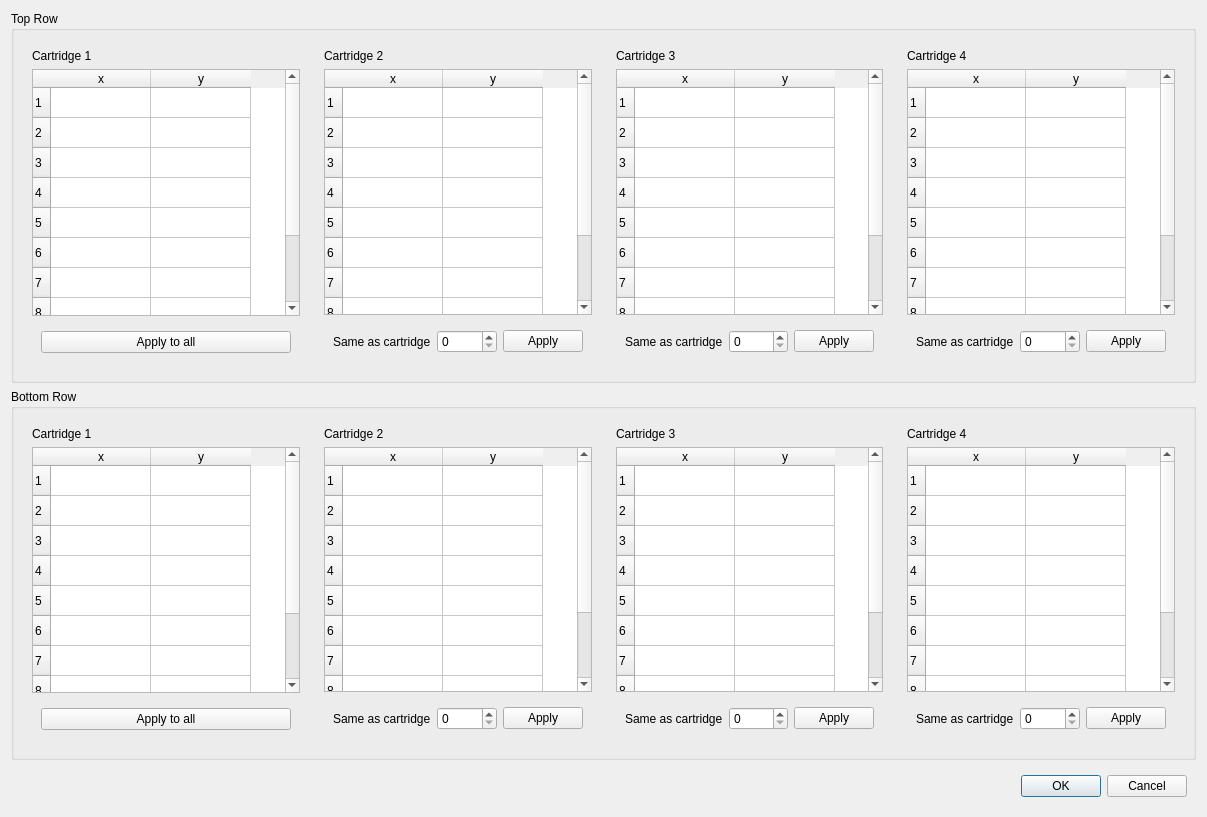
Qt form nicos_ess/loki/gui/ui_files/sample_changers/thermo_cell_holder_positions.ui (jfkcooper/nicos) before a commit.
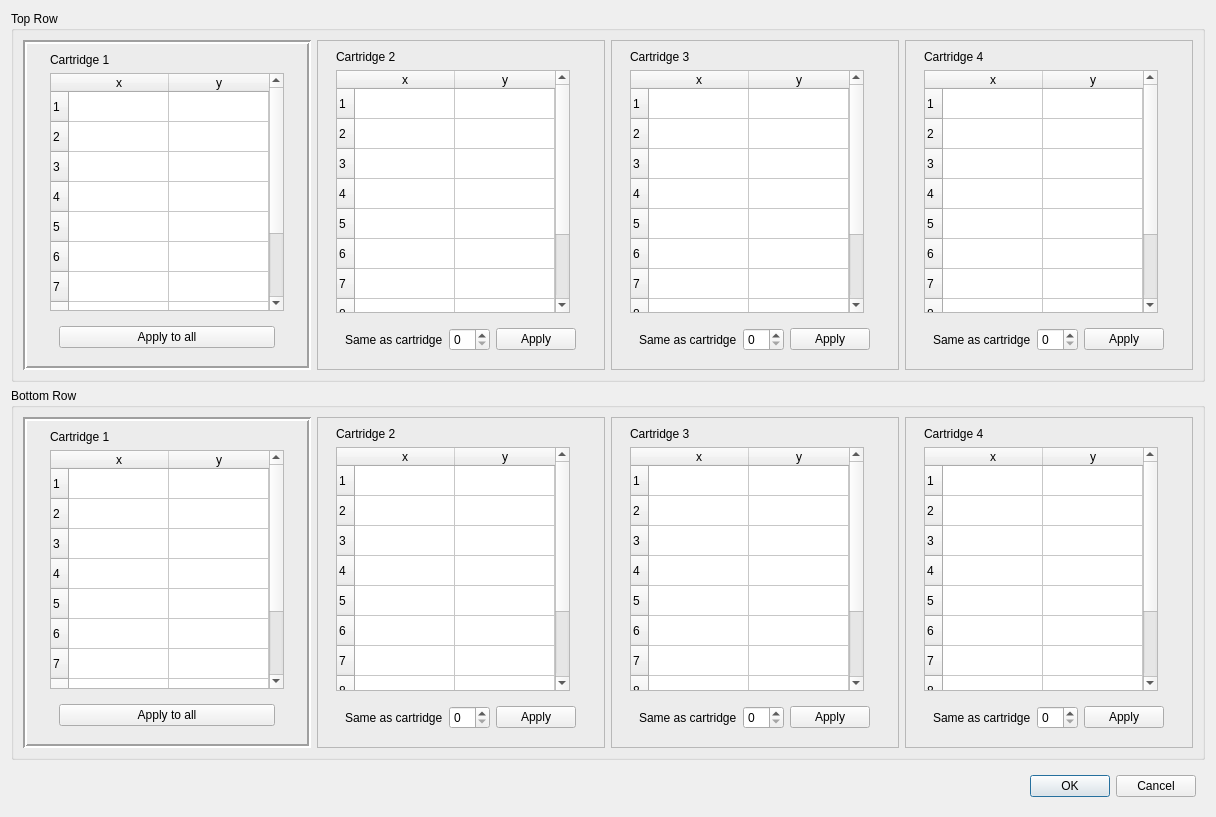
The same form after that commit.

Diff of the .ui file:
```diff
--- a/nicos_ess/loki/gui/ui_files/sample_changers/thermo_cell_holder_positions.ui
+++ b/nicos_ess/loki/gui/ui_files/sample_changers/thermo_cell_holder_positions.ui
@@ -6,7 +6,7 @@
    <rect>
     <x>0</x>
     <y>0</y>
-    <width>1207</width>
+    <width>1216</width>
     <height>817</height>
    </rect>
   </property>
@@ -26,20 +26,56 @@
       <item row="0" column="0">
        <widget class="QFrame" name="frame_2">
         <property name="frameShape">
-         <enum>QFrame::NoFrame</enum>
+         <enum>QFrame::Box</enum>
         </property>
         <property name="frameShadow">
-         <enum>QFrame::Raised</enum>
+         <enum>QFrame::Sunken</enum>
+        </property>
+        <property name="lineWidth">
+         <number>2</number>
         </property>
         <layout class="QGridLayout" name="gridLayout_2">
          <item row="1" column="0">
           <widget class="QTableWidget" name="tableWidget">
+           <property name="sizePolicy">
+            <sizepolicy hsizetype="Fixed" vsizetype="Expanding">
+             <horstretch>0</horstretch>
+             <verstretch>0</verstretch>
+            </sizepolicy>
+           </property>
+           <property name="midLineWidth">
+            <number>0</number>
+           </property>
+           <property name="verticalScrollBarPolicy">
+            <enum>Qt::ScrollBarAsNeeded</enum>
+           </property>
+           <property name="horizontalScrollBarPolicy">
+            <enum>Qt::ScrollBarAlwaysOff</enum>
+           </property>
+           <property name="sizeAdjustPolicy">
+            <enum>QAbstractScrollArea::AdjustToContents</enum>
+           </property>
+           <property name="showGrid">
+            <bool>true</bool>
+           </property>
+           <property name="sortingEnabled">
+            <bool>false</bool>
+           </property>
+           <property name="cornerButtonEnabled">
+            <bool>false</bool>
+           </property>
            <property name="rowCount">
             <number>10</number>
            </property>
            <property name="columnCount">
             <number>2</number>
            </property>
+           <attribute name="horizontalHeaderCascadingSectionResizes">
+            <bool>false</bool>
+           </attribute>
+           <attribute name="horizontalHeaderStretchLastSection">
+            <bool>false</bool>
+           </attribute>
            <row/>
            <row/>
            <row/>
@@ -94,10 +130,10 @@
       <item row="0" column="3">
        <widget class="QFrame" name="frame_5">
         <property name="frameShape">
-         <enum>QFrame::NoFrame</enum>
+         <enum>QFrame::StyledPanel</enum>
         </property>
         <property name="frameShadow">
-         <enum>QFrame::Raised</enum>
+         <enum>QFrame::Sunken</enum>
         </property>
         <layout class="QGridLayout" name="gridLayout_5">
          <item row="2" column="0">
@@ -131,6 +167,24 @@
          </item>
          <item row="1" column="0">
           <widget class="QTableWidget" name="tableWidget_4">
+           <property name="sizePolicy">
+            <sizepolicy hsizetype="Fixed" vsizetype="Expanding">
+             <horstretch>0</horstretch>
+             <verstretch>0</verstretch>
+            </sizepolicy>
+           </property>
+           <property name="verticalScrollBarPolicy">
+            <enum>Qt::ScrollBarAsNeeded</enum>
+           </property>
+           <property name="horizontalScrollBarPolicy">
+            <enum>Qt::ScrollBarAlwaysOff</enum>
+           </property>
+           <property name="sizeAdjustPolicy">
+            <enum>QAbstractScrollArea::AdjustToContents</enum>
+           </property>
+           <property name="cornerButtonEnabled">
+            <bool>false</bool>
+           </property>
            <property name="rowCount">
             <number>10</number>
            </property>
@@ -172,10 +226,10 @@
       <item row="0" column="1">
        <widget class="QFrame" name="frame_3">
         <property name="frameShape">
-         <enum>QFrame::NoFrame</enum>
+         <enum>QFrame::StyledPanel</enum>
         </property>
         <property name="frameShadow">
-         <enum>QFrame::Raised</enum>
+         <enum>QFrame::Sunken</enum>
         </property>
         <layout class="QGridLayout" name="gridLayout_3">
          <item row="2" column="0">
@@ -209,6 +263,27 @@
          </item>
          <item row="1" column="0">
           <widget class="QTableWidget" name="tableWidget_2">
+           <property name="sizePolicy">
+            <sizepolicy hsizetype="Fixed" vsizetype="Expanding">
+             <horstretch>0</horstretch>
+             <verstretch>0</verstretch>
+            </sizepolicy>
+           </property>
+           <property name="verticalScrollBarPolicy">
+            <enum>Qt::ScrollBarAsNeeded</enum>
+           </property>
+           <property name="horizontalScrollBarPolicy">
+            <enum>Qt::ScrollBarAlwaysOff</enum>
+           </property>
+           <property name="sizeAdjustPolicy">
+            <enum>QAbstractScrollArea::AdjustToContents</enum>
+           </property>
+           <property name="gridStyle">
+            <enum>Qt::SolidLine</enum>
+           </property>
+           <property name="cornerButtonEnabled">
+            <bool>false</bool>
+           </property>
            <property name="rowCount">
             <number>10</number>
            </property>
@@ -250,14 +325,32 @@
       <item row="0" column="2">
        <widget class="QFrame" name="frame_4">
         <property name="frameShape">
-         <enum>QFrame::NoFrame</enum>
+         <enum>QFrame::StyledPanel</enum>
         </property>
         <property name="frameShadow">
-         <enum>QFrame::Raised</enum>
+         <enum>QFrame::Sunken</enum>
         </property>
         <layout class="QGridLayout" name="gridLayout_4">
          <item row="1" column="0">
           <widget class="QTableWidget" name="tableWidget_3">
+           <property name="sizePolicy">
+            <sizepolicy hsizetype="Fixed" vsizetype="Expanding">
+             <horstretch>0</horstretch>
+             <verstretch>0</verstretch>
+            </sizepolicy>
+           </property>
+           <property name="verticalScrollBarPolicy">
+            <enum>Qt::ScrollBarAsNeeded</enum>
+           </property>
+           <property name="horizontalScrollBarPolicy">
+            <enum>Qt::ScrollBarAlwaysOff</enum>
+           </property>
+           <property name="sizeAdjustPolicy">
+            <enum>QAbstractScrollArea::AdjustToContents</enum>
+           </property>
+           <property name="cornerButtonEnabled">
+            <bool>false</bool>
+           </property>
            <property name="rowCount">
             <number>10</number>
            </property>
@@ -340,14 +433,32 @@
       <item row="0" column="1">
        <widget class="QFrame" name="frame_22">
         <property name="frameShape">
-         <enum>QFrame::NoFrame</enum>
+         <enum>QFrame::StyledPanel</enum>
         </property>
         <property name="frameShadow">
-         <enum>QFrame::Raised</enum>
+         <enum>QFrame::Sunken</enum>
         </property>
         <layout class="QGridLayout" name="gridLayout_25">
          <item row="1" column="0">
           <widget class="QTableWidget" name="tableWidget_14">
+           <property name="sizePolicy">
+            <sizepolicy hsizetype="Fixed" vsizetype="Expanding">
+             <horstretch>0</horstretch>
+             <verstretch>0</verstretch>
+            </sizepolicy>
+           </property>
+           <property name="verticalScrollBarPolicy">
+            <enum>Qt::ScrollBarAsNeeded</enum>
+           </property>
+           <property name="horizontalScrollBarPolicy">
+            <enum>Qt::ScrollBarAlwaysOff</enum>
+           </property>
+           <property name="sizeAdjustPolicy">
+            <enum>QAbstractScrollArea::AdjustToContents</enum>
+           </property>
+           <property name="cornerButtonEnabled">
+            <bool>false</bool>
+           </property>
            <property name="rowCount">
             <number>10</number>
            </property>
@@ -418,10 +529,13 @@
       <item row="0" column="0">
        <widget class="QFrame" name="frame_20">
         <property name="frameShape">
-         <enum>QFrame::NoFrame</enum>
+         <enum>QFrame::Box</enum>
         </property>
         <property name="frameShadow">
-         <enum>QFrame::Raised</enum>
+         <enum>QFrame::Sunken</enum>
+        </property>
+        <property name="lineWidth">
+         <number>2</number>
         </property>
         <layout class="QGridLayout" name="gridLayout_23">
          <item row="0" column="0">
@@ -433,6 +547,24 @@
          </item>
          <item row="1" column="0">
           <widget class="QTableWidget" name="tableWidget_13">
+           <property name="sizePolicy">
+            <sizepolicy hsizetype="Fixed" vsizetype="Expanding">
+             <horstretch>0</horstretch>
+             <verstretch>0</verstretch>
+            </sizepolicy>
+           </property>
+           <property name="verticalScrollBarPolicy">
+            <enum>Qt::ScrollBarAsNeeded</enum>
+           </property>
+           <property name="horizontalScrollBarPolicy">
+            <enum>Qt::ScrollBarAlwaysOff</enum>
+           </property>
+           <property name="sizeAdjustPolicy">
+            <enum>QAbstractScrollArea::AdjustToContents</enum>
+           </property>
+           <property name="cornerButtonEnabled">
+            <bool>false</bool>
+           </property>
            <property name="rowCount">
             <number>10</number>
            </property>
@@ -486,10 +618,10 @@
       <item row="0" column="2">
        <widget class="QFrame" name="frame_24">
         <property name="frameShape">
-         <enum>QFrame::NoFrame</enum>
+         <enum>QFrame::StyledPanel</enum>
         </property>
         <property name="frameShadow">
-         <enum>QFrame::Raised</enum>
+         <enum>QFrame::Sunken</enum>
         </property>
         <layout class="QGridLayout" name="gridLayout_27">
          <item row="0" column="0">
@@ -501,6 +633,27 @@
          </item>
          <item row="1" column="0">
           <widget class="QTableWidget" name="tableWidget_15">
+           <property name="sizePolicy">
+            <sizepolicy hsizetype="Fixed" vsizetype="Expanding">
+             <horstretch>0</horstretch>
+             <verstretch>0</verstretch>
+            </sizepolicy>
+           </property>
+           <property name="verticalScrollBarPolicy">
+            <enum>Qt::ScrollBarAsNeeded</enum>
+           </property>
+           <property name="horizontalScrollBarPolicy">
+            <enum>Qt::ScrollBarAlwaysOff</enum>
+           </property>
+           <property name="sizeAdjustPolicy">
+            <enum>QAbstractScrollArea::AdjustToContents</enum>
+           </property>
+           <property name="wordWrap">
+            <bool>true</bool>
+           </property>
+           <property name="cornerButtonEnabled">
+            <bool>false</bool>
+           </property>
            <property name="rowCount">
             <number>10</number>
            </property>
@@ -564,10 +717,10 @@
       <item row="0" column="3">
        <widget class="QFrame" name="frame_26">
         <property name="frameShape">
-         <enum>QFrame::NoFrame</enum>
+         <enum>QFrame::StyledPanel</enum>
         </property>
         <property name="frameShadow">
-         <enum>QFrame::Raised</enum>
+         <enum>QFrame::Sunken</enum>
         </property>
         <layout class="QGridLayout" name="gridLayout_29">
          <item row="0" column="0">
@@ -579,6 +732,24 @@
          </item>
          <item row="1" column="0">
           <widget class="QTableWidget" name="tableWidget_16">
+           <property name="sizePolicy">
+            <sizepolicy hsizetype="Fixed" vsizetype="Expanding">
+             <horstretch>0</horstretch>
+             <verstretch>0</verstretch>
+            </sizepolicy>
+           </property>
+           <property name="verticalScrollBarPolicy">
+            <enum>Qt::ScrollBarAsNeeded</enum>
+           </property>
+           <property name="horizontalScrollBarPolicy">
+            <enum>Qt::ScrollBarAlwaysOff</enum>
+           </property>
+           <property name="sizeAdjustPolicy">
+            <enum>QAbstractScrollArea::AdjustToContents</enum>
+           </property>
+           <property name="cornerButtonEnabled">
+            <bool>false</bool>
+           </property>
            <property name="rowCount">
             <number>10</number>
            </property>
```
Left out of the diff: 3 changed lines with no effect on the pictures.
